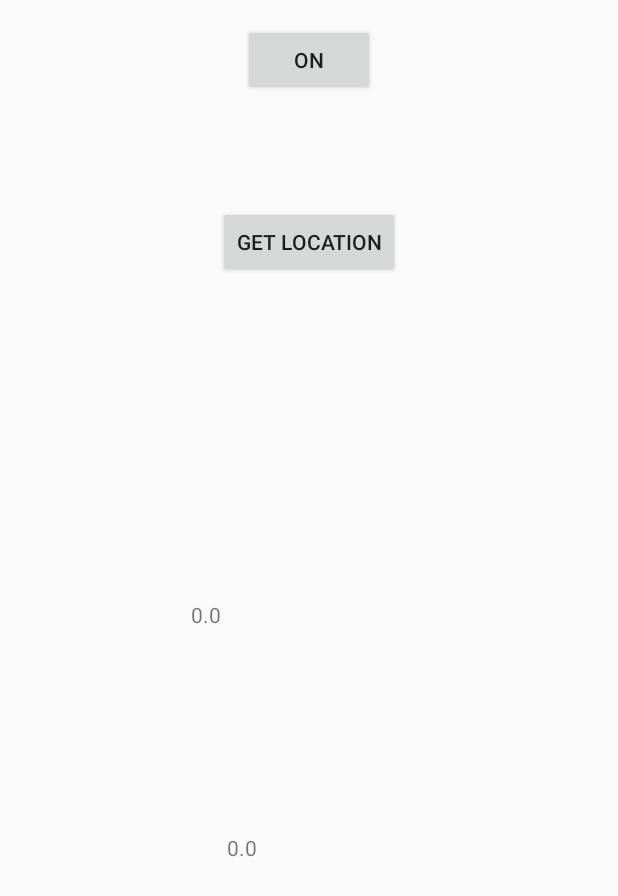
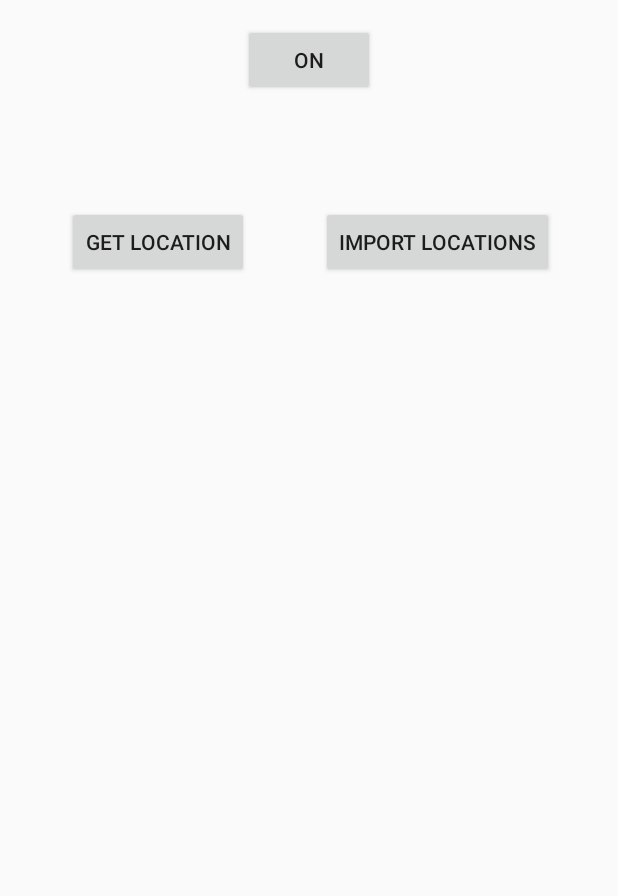
Before and after one commit to plainswalker/FixMe, an Android app: the TestLocationActivity screen opened directly, with no data from a screen before it, after a tap on "GET LOCATION", on a phone screen of 412 x 824 dp. Shown: the top 896 px of the screen. Run offline under Robolectric (Android 15) with nearby library versions, the phone set to English and light mode, and no system bars.

Commit message:
testing : stacking GPS data

```diff
--- a/app/src/main/java/com/aplusstory/fixme/CurrentLocationManager.java
+++ b/app/src/main/java/com/aplusstory/fixme/CurrentLocationManager.java
@@ -8,6 +8,7 @@ import android.content.pm.PackageManager;
 import android.location.Location;
 import android.location.LocationListener;
 import android.location.LocationManager;
+import android.os.Binder;
 import android.os.Bundle;
 import android.os.Handler;
 import android.os.IBinder;
@@ -90,7 +91,7 @@ public class CurrentLocationManager extends Service implements LocationDataManag
         if(this.fm != null){
             this.fm.setCurrentLocation(loca);
         }
-
+        this.lm.removeUpdates(this);
     }
 
     @Override
@@ -114,7 +115,7 @@ public class CurrentLocationManager extends Service implements LocationDataManag
             CurrentLocationManager that = CurrentLocationManager.this;
             if(that.lm != null){
                 if(that.checkSelfPermission(Manifest.permission.ACCESS_COARSE_LOCATION)
-                        ==PackageManager.PERMISSION_GRANTED){
+                        == PackageManager.PERMISSION_GRANTED){
                     that.lm.requestLocationUpdates(
                             LocationManager.GPS_PROVIDER
                             , CurrentLocationManager.DELAY_LOCA_UPDATE
@@ -123,7 +124,7 @@ public class CurrentLocationManager extends Service implements LocationDataManag
                     );
                 }
                 if(that.checkSelfPermission(Manifest.permission.ACCESS_FINE_LOCATION)
-                        ==PackageManager.PERMISSION_GRANTED){
+                        == PackageManager.PERMISSION_GRANTED){
                     that.lm.requestLocationUpdates(
                             LocationManager.NETWORK_PROVIDER
                             , CurrentLocationManager.DELAY_LOCA_UPDATE
--- a/app/src/main/java/com/aplusstory/fixme/LocationFileManager.java
+++ b/app/src/main/java/com/aplusstory/fixme/LocationFileManager.java
@@ -31,8 +31,14 @@ public class LocationFileManager implements FileManager {
 
     Context context;
 
+    public static String getFilenameForToday(Context context) {
+        return context.getFilesDir()
+         + "/" + FILENAME_LOCATION_PREFIX
+        + new SimpleDateFormat(DATE_FORMAT_GMT_DATE, Locale.US)
+                .format(new Date(System.currentTimeMillis()));
+    }
     public String getFilenameForToday(){
-        return this.context.getFilesDir() + (FILENAME_LOCATION_PREFIX + dfDate.format(this.cal.getTime()));
+        return this.context.getFilesDir() + "/" + FILENAME_LOCATION_PREFIX + dfDate.format(this.cal.getTime());
     }
 
     public LocationFileManager(Context context){
--- a/app/src/main/java/com/aplusstory/fixme/TestLocationActivity.java
+++ b/app/src/main/java/com/aplusstory/fixme/TestLocationActivity.java
@@ -6,9 +6,14 @@ import android.content.Intent;
 import android.content.SharedPreferences;
 import android.content.pm.PackageManager;
 import android.os.Bundle;
+import android.util.Log;
 import android.view.View;
 import android.widget.Button;
 import android.widget.TextView;
+
+import java.io.File;
+import java.io.FileNotFoundException;
+import java.util.Scanner;
 
 public class TestLocationActivity extends Activity implements View.OnClickListener{
     final String start_service = "on";
@@ -22,9 +27,11 @@ public class TestLocationActivity extends Activity implements View.OnClickListen
         setContentView(R.layout.activity_test_location);
         Button serviceB = (Button) findViewById(R.id.toggleService);
         Button locaButton = (Button) findViewById(R.id.getLoca);
+        Button importLocaButton = (Button) findViewById(R.id.importLocaData);
         serviceB.setOnClickListener(this);
         serviceB.setText(start_service);
         locaButton.setOnClickListener(this);
+        importLocaButton.setOnClickListener(this);
         requestPermissions(new String[]{Manifest.permission.ACCESS_COARSE_LOCATION, Manifest.permission.ACCESS_FINE_LOCATION}, PackageManager.PERMISSION_GRANTED);
     }
 
@@ -50,8 +57,21 @@ public class TestLocationActivity extends Activity implements View.OnClickListen
                 TextView longtiText = findViewById(R.id.longtiText);
                 SharedPreferences sp = getSharedPreferences(LocationFileManager.FILENAME_CURRENT_LOCATION, 0);
                 dateText.setText(sp.getString(LocationDataManager.LocatonData.KEY_DATETIME,""));
-                latiText.setText(Float.toString(sp.getFloat(LocationDataManager.LocatonData.KEY_LATITUDE,0.0F)));
-                longtiText.setText(Float.toString(sp.getFloat(LocationDataManager.LocatonData.KEY_LONGTITUDE,0.0F)));
+                latiText.setText(sp.getString(LocationDataManager.LocatonData.KEY_LATITUDE,""));
+                longtiText.setText(sp.getString(LocationDataManager.LocatonData.KEY_LONGTITUDE,""));
+                break;
+            case R.id.importLocaData:
+                try {
+                    Scanner sc = new Scanner(new File(LocationFileManager.getFilenameForToday(this)));
+                    TextView locaDataText = findViewById(R.id.textLocaData);
+                    StringBuilder sb = new StringBuilder();
+                    while(sc.hasNext()){
+                        sb.append(sc.next());
+                    }
+                    locaDataText.setText(sb.toString());
+                } catch (FileNotFoundException e){
+                    Log.d(TestLocationActivity.class.getName(), e.toString());
+                }
                 break;
         }
     }
--- a/app/src/main/res/layout/activity_test_location.xml
+++ b/app/src/main/res/layout/activity_test_location.xml
@@ -22,41 +22,75 @@
         android:id="@+id/getLoca"
         android:layout_width="wrap_content"
         android:layout_height="wrap_content"
-        android:layout_marginBottom="48dp"
+        android:layout_marginBottom="113dp"
+        android:layout_marginEnd="5dp"
+        android:layout_marginStart="2dp"
         android:text="get location"
-        app:layout_constraintBottom_toTopOf="@+id/dateText"
-        app:layout_constraintEnd_toEndOf="parent"
+        app:layout_constraintBottom_toTopOf="@+id/scrollViewLocas"
+        app:layout_constraintEnd_toStartOf="@+id/importLocaData"
         app:layout_constraintStart_toStartOf="parent"
         app:layout_constraintTop_toBottomOf="@+id/toggleService" />
 
     <TextView
         android:id="@+id/dateText"
         android:layout_width="wrap_content"
-        android:layout_height="0dp"
-        android:layout_marginBottom="63dp"
-        android:layout_marginStart="32dp"
-        app:layout_constraintBottom_toTopOf="@+id/latiText"
-        app:layout_constraintStart_toStartOf="@+id/getLoca"
+        android:layout_height="wrap_content"
+        android:layout_marginStart="59dp"
+        android:layout_marginTop="48dp"
+        app:layout_constraintStart_toStartOf="parent"
         app:layout_constraintTop_toBottomOf="@+id/getLoca" />
 
     <TextView
         android:id="@+id/latiText"
-        android:layout_width="64dp"
-        android:layout_height="0dp"
-        android:layout_marginBottom="51dp"
-        android:layout_marginStart="127dp"
-        app:layout_constraintBottom_toTopOf="@+id/longtiText"
+        android:layout_width="wrap_content"
+        android:layout_height="wrap_content"
+        android:layout_marginStart="80dp"
+        android:layout_marginTop="62dp"
+        app:layout_constraintEnd_toStartOf="@+id/longtiText"
         app:layout_constraintStart_toStartOf="parent"
         app:layout_constraintTop_toBottomOf="@+id/dateText" />
 
     <TextView
         android:id="@+id/longtiText"
         android:layout_width="wrap_content"
-        android:layout_height="0dp"
-        android:layout_marginBottom="165dp"
-        android:layout_marginStart="24dp"
-        app:layout_constraintBottom_toBottomOf="parent"
-        app:layout_constraintStart_toStartOf="@+id/latiText"
+        android:layout_height="wrap_content"
+        android:layout_marginEnd="76dp"
+        android:layout_marginTop="51dp"
+        app:layout_constraintEnd_toStartOf="@+id/scrollViewLocas"
+        app:layout_constraintStart_toEndOf="@+id/latiText"
         app:layout_constraintTop_toBottomOf="@+id/latiText" />
 
+    <Button
+        android:id="@+id/importLocaData"
+        android:layout_width="wrap_content"
+        android:layout_height="wrap_content"
+        android:text="import locations"
+        app:layout_constraintBaseline_toBaselineOf="@+id/getLoca"
+        app:layout_constraintEnd_toEndOf="parent"
+        app:layout_constraintStart_toEndOf="@+id/getLoca" />
+
+    <ScrollView
+        android:id="@+id/scrollViewLocas"
+        android:layout_width="0dp"
+        android:layout_height="0dp"
+        android:layout_marginBottom="50dp"
+        android:layout_marginEnd="45dp"
+        app:layout_constraintBottom_toBottomOf="parent"
+        app:layout_constraintEnd_toEndOf="parent"
+        app:layout_constraintStart_toEndOf="@+id/longtiText"
+        app:layout_constraintTop_toBottomOf="@+id/getLoca">
+
+        <LinearLayout
+            android:id="@+id/layoutLocas"
+            android:layout_width="match_parent"
+            android:layout_height="wrap_content"
+            android:orientation="vertical">
+
+            <TextView
+                android:id="@+id/textLocaData"
+                android:layout_width="match_parent"
+                android:layout_height="wrap_content" />
+        </LinearLayout>
+    </ScrollView>
+
 </android.support.constraint.ConstraintLayout>
```
